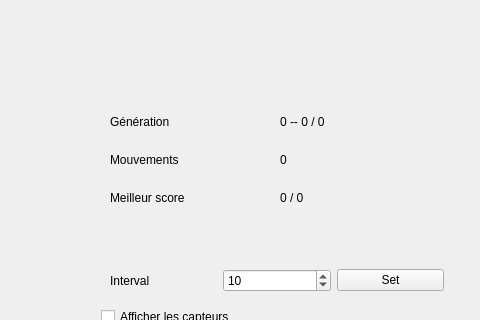
Old version of the form mainwindow.ui in the repository clebail/qtiasnake; both pictures show x 320 to 800 and y 128 to 448 of the 800 by 600 pixel window.
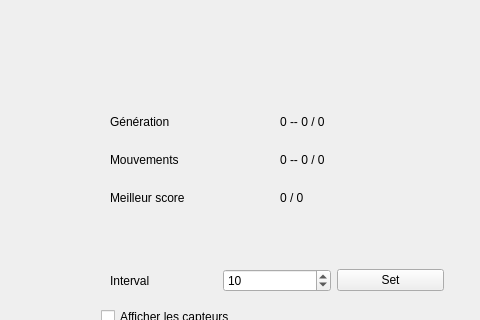
New version of the form. Icons and pictures are not drawn. Custom widgets are drawn as their Qt base class.

```diff
--- a/mainwindow.ui
+++ b/mainwindow.ui
@@ -84,7 +84,7 @@
              <item>
               <widget class="QLabel" name="lblMvt">
                <property name="text">
-                <string>0</string>
+                <string>0 -- 0 / 0</string>
                </property>
               </widget>
              </item>
```
